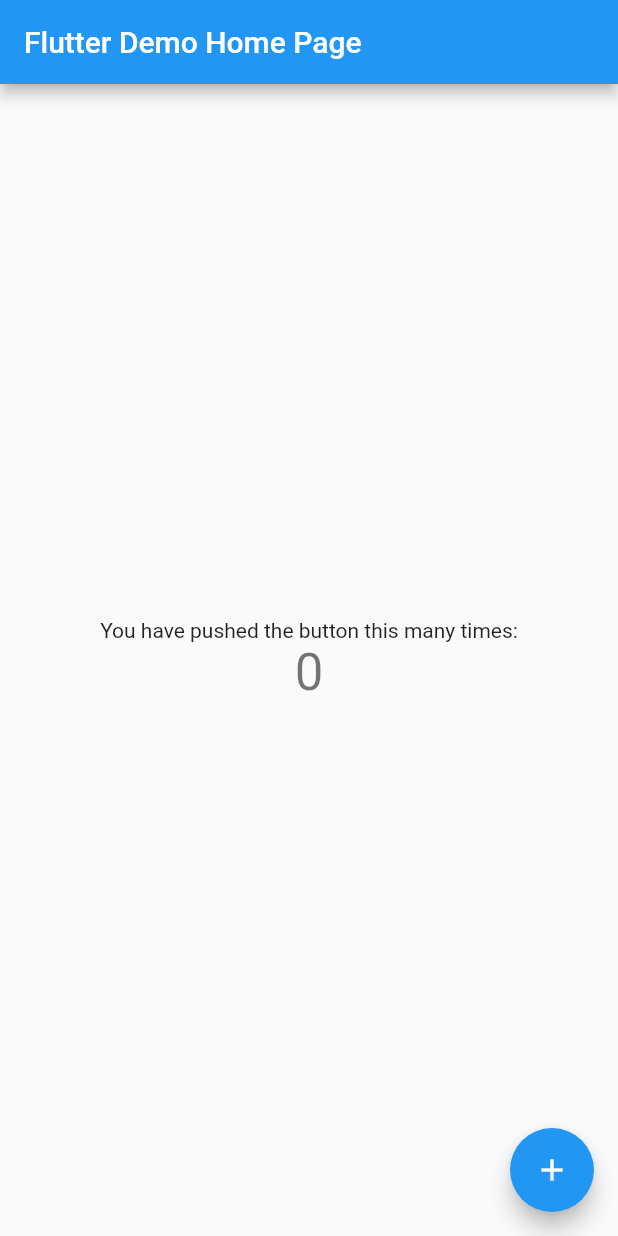
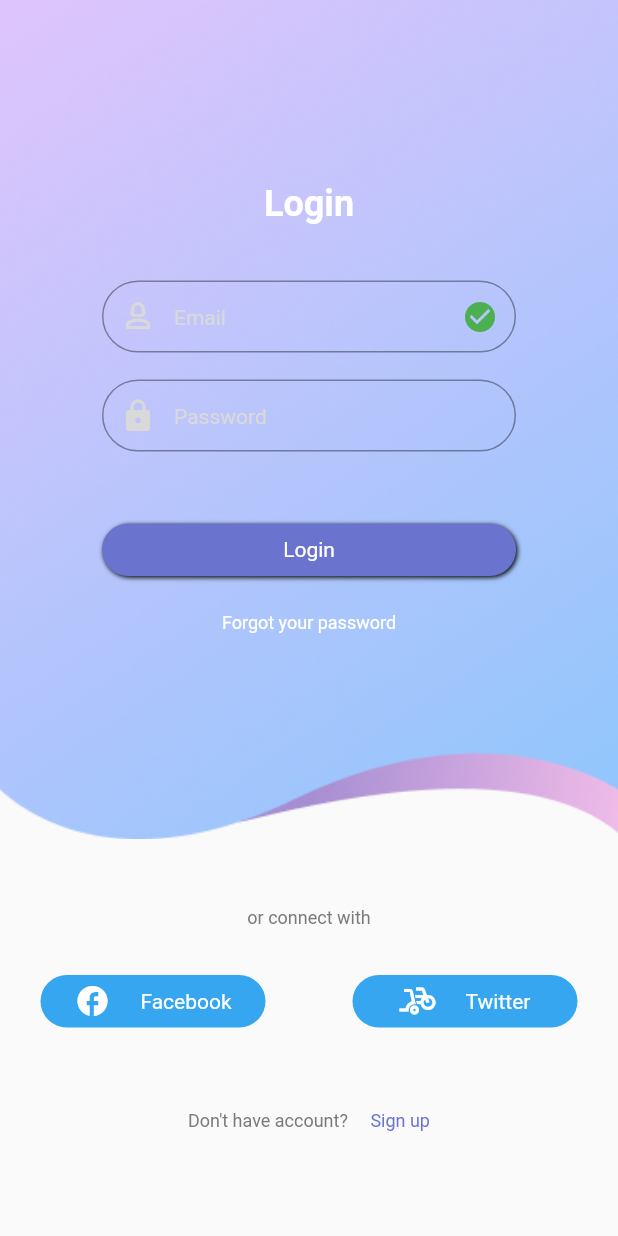
Before and after one commit to nguyenkhanh96/flutter_ui_login_01, a Flutter app: the screen it shows after launch, on a phone screen of 412 x 824 dp. Run offline on Flutter 3.47's test engine with Material 2 defaults, Android fonts, the light colour scheme and no system bars.

Commit message:
code UI login

```diff
--- /dev/null
+++ b/lib/core/helpers/asset.helper.dart
@@ -0,0 +1,3 @@
+class AssetHelper {
+  static const String imageBackGround = 'assets/background/bg_login.png';
+}
--- a/lib/main.dart
+++ b/lib/main.dart
@@ -1,4 +1,6 @@
 import 'package:flutter/material.dart';
+
+import 'screens/login/login_screen.dart';
 
 void main() {
   runApp(const MyApp());
@@ -12,55 +14,8 @@
     return MaterialApp(
       title: 'Flutter Demo',
       theme: ThemeData(),
-      home: const MyHomePage(title: 'Flutter Demo Home Page'),
+      debugShowCheckedModeBanner: false,
+      home: const LoginScreen(),
     );
   }
 }
-
-class MyHomePage extends StatefulWidget {
-  const MyHomePage({super.key, required this.title});
-
-
-  final String title;
-
-  @override
-  State<MyHomePage> createState() => _MyHomePageState();
-}
-
-class _MyHomePageState extends State<MyHomePage> {
-  int _counter = 0;
-
-  void _incrementCounter() {
-    setState(() {
-      _counter++;
-    });
-  }
-
-  @override
-  Widget build(BuildContext context) {
-    return Scaffold(
-      appBar: AppBar(
-        title: Text(widget.title),
-      ),
-      body: Center(
-        child: Column(
-          mainAxisAlignment: MainAxisAlignment.center,
-          children: <Widget>[
-            const Text(
-              'You have pushed the button this many times:',
-            ),
-            Text(
-              '$_counter',
-              style: Theme.of(context).textTheme.headlineMedium,
-            ),
-          ],
-        ),
-      ),
-      floatingActionButton: FloatingActionButton(
-        onPressed: _incrementCounter,
-        tooltip: 'Increment',
-        child: const Icon(Icons.add),
-      ), // This trailing comma makes auto-formatting nicer for build methods.
-    );
-  }
-}
--- /dev/null
+++ b/lib/screens/login/login_screen.dart
@@ -0,0 +1,296 @@
+import 'package:flutter/material.dart';
+import 'package:flutter_ui_login_01/core/helpers/asset.helper.dart';
+
+class LoginScreen extends StatefulWidget {
+  const LoginScreen({super.key});
+
+  @override
+  State<LoginScreen> createState() => _LoginScreenState();
+}
+
+class _LoginScreenState extends State<LoginScreen> {
+  final _formKey = GlobalKey<FormState>();
+  String _userEmail = '';
+  String _password = '';
+
+  void _trySubmitForm() {
+    final bool? isValid = _formKey.currentState?.validate();
+    if (isValid == true) {
+      debugPrint(_userEmail);
+      debugPrint(_password);
+    }
+  }
+
+  @override
+  Widget build(BuildContext context) {
+    return Scaffold(
+      body: Stack(
+        alignment: AlignmentDirectional.topCenter,
+        children: [
+          Image.asset(
+            AssetHelper.imageBackGround,
+            fit: BoxFit.fitWidth,
+            width: MediaQuery.of(context).size.width,
+          ),
+          Padding(
+            padding: const EdgeInsets.symmetric(horizontal: 68),
+            child: Column(
+              children: [
+                const SizedBox(
+                  height: 122,
+                ),
+                const Text(
+                  "Login",
+                  style: TextStyle(
+                    fontSize: 24,
+                    fontWeight: FontWeight.w600,
+                    color: Colors.white,
+                  ),
+                ),
+                const SizedBox(
+                  height: 37,
+                ),
+                Form(
+                  key: _formKey,
+                  child: Column(
+                    mainAxisSize: MainAxisSize.min,
+                    children: [
+                      /// Eamil
+                      TextFormField(
+                        decoration: const InputDecoration(
+                          hintText: 'Email',
+                          hintStyle:
+                              TextStyle(fontSize: 14, color: Color(0XFFD9D9D9)),
+                          contentPadding: EdgeInsets.symmetric(
+                            vertical: 13,
+                          ),
+                          border: OutlineInputBorder(
+                              borderSide: BorderSide(color: Colors.blue),
+                              borderRadius:
+                                  BorderRadius.all(Radius.circular(40))),
+                          prefixIcon: Icon(
+                            Icons.person_3_outlined,
+                            color: Color(0XFFD9D9D9),
+                          ),
+                          suffixIcon: Icon(
+                            Icons.check_circle,
+                            color: Colors.green,
+                          ),
+                        ),
+                        validator: (value) {
+                          if (value == null || value.trim().isEmpty) {
+                            return 'Please enter your email address';
+                          }
+                          // Check if the entered email has the right format
+                          if (!RegExp(r'\S+@\S+\.\S+').hasMatch(value)) {
+                            return 'Please enter a valid email address';
+                          }
+                          // Return null if the entered email is valid
+                          return null;
+                        },
+                        onChanged: (value) => _userEmail = value,
+                      ),
+                      const SizedBox(
+                        height: 18,
+                      ),
+
+                      /// Password
+                      TextFormField(
+                        decoration: const InputDecoration(
+                          hintText: 'Password',
+                          hintStyle:
+                              TextStyle(fontSize: 14, color: Color(0XFFD9D9D9)),
+                          contentPadding: EdgeInsets.symmetric(
+                            vertical: 13,
+                          ),
+                          border: OutlineInputBorder(
+                              borderSide: BorderSide(color: Colors.blue),
+                              borderRadius:
+                                  BorderRadius.all(Radius.circular(40))),
+                          prefixIcon: Icon(
+                            Icons.lock,
+                            color: Color(0XFFD9D9D9),
+                          ),
+                        ),
+                        obscureText: true,
+                        validator: (value) {
+                          if (value == null || value.trim().isEmpty) {
+                            return 'This field is required';
+                          }
+                          if (value.trim().length < 8) {
+                            return 'Password must be at least 8 characters in length';
+                          }
+                          // Return null if the entered password is valid
+                          return null;
+                        },
+                        onChanged: (value) => _password = value,
+                      ),
+                      const SizedBox(
+                        height: 48,
+                      ),
+                      InkWell(
+                        onTap: _trySubmitForm,
+                        child: Container(
+                          width: double.infinity,
+                          height: 35,
+                          alignment: Alignment.center,
+                          decoration: BoxDecoration(
+                            color: const Color(0XFF6A74CF),
+                            border: Border.all(color: const Color(0XFF6A74CF)),
+                            borderRadius:
+                                const BorderRadius.all(Radius.circular(35)),
+                            boxShadow: const [
+                              BoxShadow(
+                                blurRadius: 2,
+                                color: Colors.black,
+                                offset: Offset(1, 1),
+                              ),
+                            ],
+                          ),
+                          child: const Text(
+                            'Login',
+                            style: TextStyle(color: Colors.white),
+                          ),
+                        ),
+                      ),
+                      const SizedBox(
+                        height: 24,
+                      ),
+                      InkWell(
+                        onTap: () {},
+                        child: const Text(
+                          "Forgot your password",
+                          style: TextStyle(fontSize: 12, color: Colors.white),
+                        ),
+                      ),
+                      const SizedBox(
+                        height: 183,
+                      ),
+                      const Text(
+                        "or connect with",
+                        style: TextStyle(
+                          fontSize: 12,
+                          fontWeight: FontWeight.w400,
+                          color: Color(0XFF7A7A7A),
+                        ),
+                      )
+                    ],
+                  ),
+                ),
+              ],
+            ),
+          ),
+          Padding(
+            padding: const EdgeInsets.symmetric(horizontal: 27),
+            child: Column(
+              children: [
+                const SizedBox(
+                  height: 650,
+                ),
+                Row(
+                  mainAxisAlignment: MainAxisAlignment.spaceBetween,
+                  children: [
+                    InkWell(
+                      onTap: () {},
+                      child: Container(
+                        decoration: const BoxDecoration(
+                          color: Color(0XFF35A6EF),
+                          borderRadius: BorderRadius.all(Radius.circular(35)),
+                        ),
+                        height: 35,
+                        width: 150,
+                        child: Row(
+                          mainAxisAlignment: MainAxisAlignment.center,
+                          children: const [
+                            Icon(
+                              Icons.facebook,
+                              color: Colors.white,
+                            ),
+                            SizedBox(
+                              width: 20,
+                            ),
+                            Text(
+                              "Facebook",
+                              style: TextStyle(
+                                color: Colors.white,
+                                fontSize: 14,
+                                fontWeight: FontWeight.w400,
+                              ),
+                            ),
+                          ],
+                        ),
+                      ),
+                    ),
+                    InkWell(
+                      onTap: () {},
+                      child: Container(
+                        decoration: const BoxDecoration(
+                          color: Color(0XFF35A6EF),
+                          borderRadius: BorderRadius.all(Radius.circular(35)),
+                        ),
+                        height: 35,
+                        width: 150,
+                        child: Row(
+                          mainAxisAlignment: MainAxisAlignment.center,
+                          children: const [
+                            Icon(
+                              Icons.bike_scooter,
+                              color: Colors.white,
+                            ),
+                            SizedBox(
+                              width: 20,
+                            ),
+                            Text(
+                              "Twitter",
+                              style: TextStyle(
+                                color: Colors.white,
+                                fontSize: 14,
+                                fontWeight: FontWeight.w400,
+                              ),
+                            ),
+                          ],
+                        ),
+                      ),
+                    )
+                  ],
+                ),
+                const SizedBox(
+                  height: 55,
+                ),
+                Row(
+                  mainAxisAlignment: MainAxisAlignment.center,
+                  children: [
+                    const Text(
+                      "Don't have account?",
+                      style: TextStyle(
+                        fontSize: 12,
+                        fontWeight: FontWeight.w400,
+                        color: Color(0Xff7A7A7A),
+                      ),
+                    ),
+                    const SizedBox(
+                      width: 15,
+                    ),
+                    InkWell(
+                      onTap: () {},
+                      child: const Text(
+                        "Sign up",
+                        style: TextStyle(
+                          fontSize: 12,
+                          fontWeight: FontWeight.w400,
+                          color: Color(
+                            0Xff6A74CF,
+                          ),
+                        ),
+                      ),
+                    ),
+                  ],
+                )
+              ],
+            ),
+          )
+        ],
+      ),
+    );
+  }
+}
```
Also changed, not shown: pubspec.yaml (+4 -3 lines), assets/background/bg_login.png (added).
